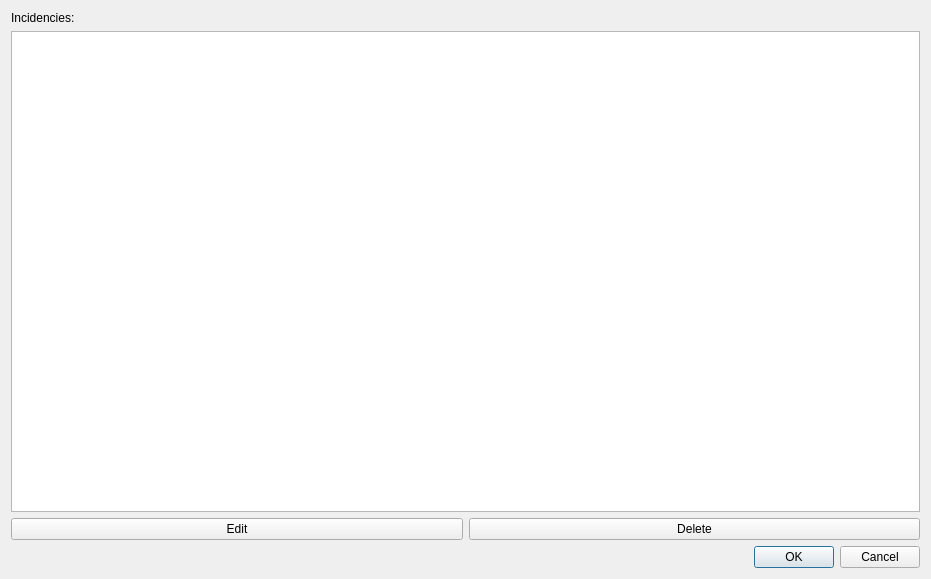
Above: ctbb_treballs_jardineria_dialog_manage.ui from psigcat/ctbb_treballs_jardineria before the change. Below: the same form after it.
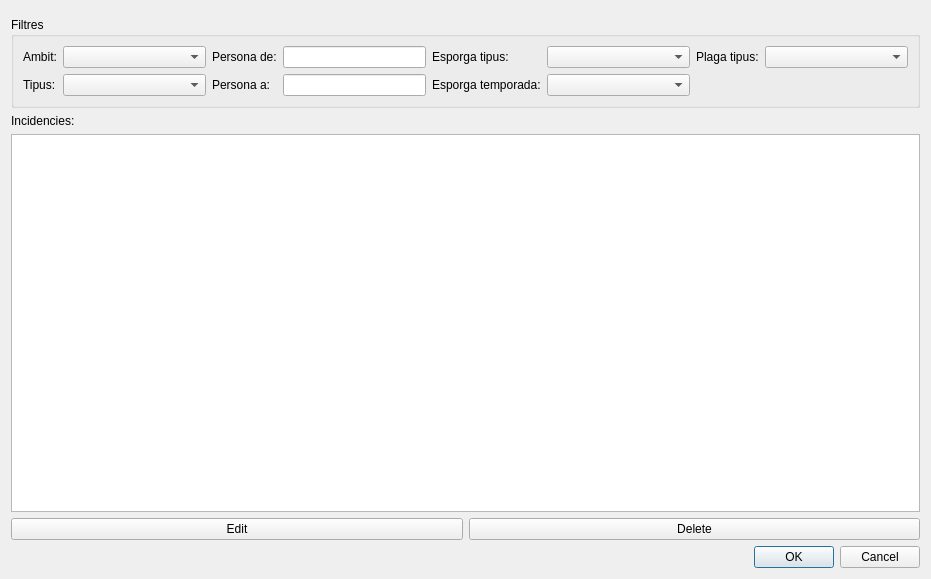
That is the form after the change. Custom widgets are drawn as their Qt base class.

Commit message: new manage incidencies, connect with create to edit existing ones

Patch:
```diff
--- a/ctbb_treballs_jardineria_dialog_manage.ui
+++ b/ctbb_treballs_jardineria_dialog_manage.ui
@@ -14,6 +14,144 @@
    <string>Dialog</string>
   </property>
   <layout class="QVBoxLayout" name="verticalLayout">
+   <item>
+	<widget class="QgsMessageBar" name="messageBar">
+	 <property name="frameShape">
+	  <enum>QFrame::StyledPanel</enum>
+	 </property>
+	 <property name="frameShadow">
+	  <enum>QFrame::Raised</enum>
+	 </property>
+    </widget>
+   </item>
+   <item>
+    <widget class="QGroupBox" name="groupBox">
+     <property name="title">
+      <string>Filtres</string>
+     </property>
+     <layout class="QGridLayout" name="gridLayout">
+      <item row="0" column="5">
+       <widget class="QLabel" name="label_5">
+        <property name="text">
+         <string>Esporga tipus:</string>
+        </property>
+       </widget>
+      </item>
+      <item row="0" column="3">
+       <widget class="QLabel" name="label">
+        <property name="text">
+         <string>Persona de:</string>
+        </property>
+       </widget>
+      </item>
+      <item row="0" column="0">
+       <widget class="QLabel" name="label_3">
+        <property name="text">
+         <string>Ambit:</string>
+        </property>
+       </widget>
+      </item>
+      <item row="0" column="4">
+       <widget class="QLineEdit" name="filter_persona_de">
+        <property name="maximumSize">
+         <size>
+          <width>16777215</width>
+          <height>16777215</height>
+         </size>
+        </property>
+       </widget>
+      </item>
+      <item row="0" column="6">
+       <widget class="QComboBox" name="filter_esporga_tipus">
+        <property name="sizePolicy">
+         <sizepolicy hsizetype="Expanding" vsizetype="Fixed">
+          <horstretch>0</horstretch>
+          <verstretch>0</verstretch>
+         </sizepolicy>
+        </property>
+       </widget>
+      </item>
+      <item row="1" column="3">
+       <widget class="QLabel" name="label_2">
+        <property name="text">
+         <string>Persona a:</string>
+        </property>
+       </widget>
+      </item>
+      <item row="1" column="6">
+       <widget class="QComboBox" name="filter_esporga_temporada">
+        <property name="sizePolicy">
+         <sizepolicy hsizetype="Expanding" vsizetype="Fixed">
+          <horstretch>0</horstretch>
+          <verstretch>0</verstretch>
+         </sizepolicy>
+        </property>
+       </widget>
+      </item>
+      <item row="1" column="0">
+       <widget class="QLabel" name="label_4">
+        <property name="text">
+         <string>Tipus:</string>
+        </property>
+       </widget>
+      </item>
+      <item row="0" column="8">
+       <widget class="QComboBox" name="filter_plaga_tipus">
+        <property name="sizePolicy">
+         <sizepolicy hsizetype="Expanding" vsizetype="Fixed">
+          <horstretch>0</horstretch>
+          <verstretch>0</verstretch>
+         </sizepolicy>
+        </property>
+       </widget>
+      </item>
+      <item row="1" column="4">
+       <widget class="QLineEdit" name="filter_persona_a">
+        <property name="maximumSize">
+         <size>
+          <width>16777215</width>
+          <height>16777215</height>
+         </size>
+        </property>
+       </widget>
+      </item>
+      <item row="1" column="5">
+       <widget class="QLabel" name="label_6">
+        <property name="text">
+         <string>Esporga temporada:</string>
+        </property>
+       </widget>
+      </item>
+      <item row="0" column="7">
+       <widget class="QLabel" name="label_7">
+        <property name="text">
+         <string>Plaga tipus:</string>
+        </property>
+       </widget>
+      </item>
+      <item row="0" column="1">
+       <widget class="QComboBox" name="filter_ambit">
+        <property name="sizePolicy">
+         <sizepolicy hsizetype="Expanding" vsizetype="Fixed">
+          <horstretch>0</horstretch>
+          <verstretch>0</verstretch>
+         </sizepolicy>
+        </property>
+       </widget>
+      </item>
+      <item row="1" column="1">
+       <widget class="QComboBox" name="filter_tipus">
+        <property name="sizePolicy">
+         <sizepolicy hsizetype="Expanding" vsizetype="Fixed">
+          <horstretch>0</horstretch>
+          <verstretch>0</verstretch>
+         </sizepolicy>
+        </property>
+       </widget>
+      </item>
+     </layout>
+    </widget>
+   </item>
    <item>
     <widget class="QLabel" name="label_31">
      <property name="text">
@@ -67,6 +205,14 @@
    </item>
   </layout>
  </widget>
+ <customwidgets>
+  <customwidget>
+   <class>QgsMessageBar</class>
+   <extends>QFrame</extends>
+   <header>qgis.gui</header>
+   <container>1</container>
+  </customwidget>
+ </customwidgets>
  <resources/>
  <connections>
   <connection>
```
Left out of the diff: 6 changed lines with no effect on the pictures. The commit also changes 2 other files.
